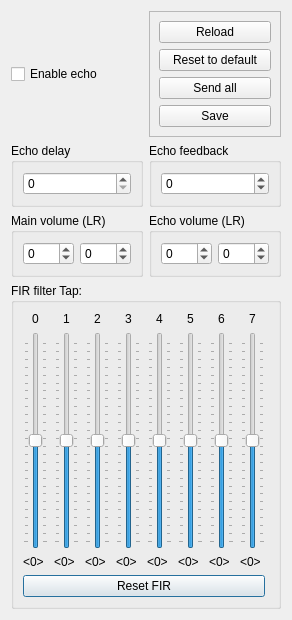
First picture: the form in examples/MusPlay-Qt/MainWindow/echo_tune.ui, repository WohlSoft/SDL-Mixer-X, before the edit.
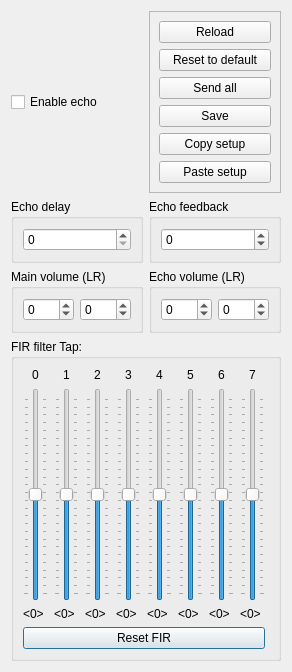
Second picture: the form after the edit.

Commit message: MusPlayQt: Copy-paste echo effect settings

```diff
--- a/examples/MusPlay-Qt/MainWindow/echo_tune.ui
+++ b/examples/MusPlay-Qt/MainWindow/echo_tune.ui
@@ -6,7 +6,7 @@
    <rect>
     <x>0</x>
     <y>0</y>
-    <width>284</width>
+    <width>292</width>
     <height>620</height>
    </rect>
   </property>
@@ -473,6 +473,20 @@
         </property>
        </widget>
       </item>
+      <item>
+       <widget class="QPushButton" name="copySetup">
+        <property name="text">
+         <string>Copy setup</string>
+        </property>
+       </widget>
+      </item>
+      <item>
+       <widget class="QPushButton" name="pasteSetup">
+        <property name="text">
+         <string>Paste setup</string>
+        </property>
+       </widget>
+      </item>
      </layout>
     </widget>
    </item>
```
The commit also changes 2 other files.
